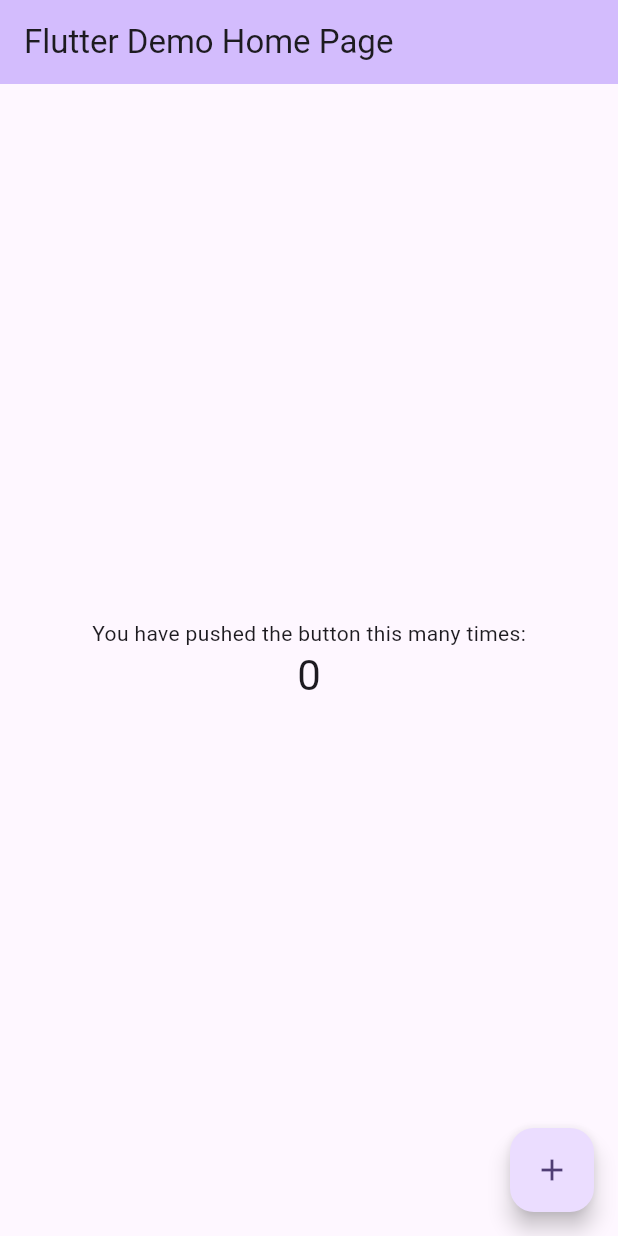
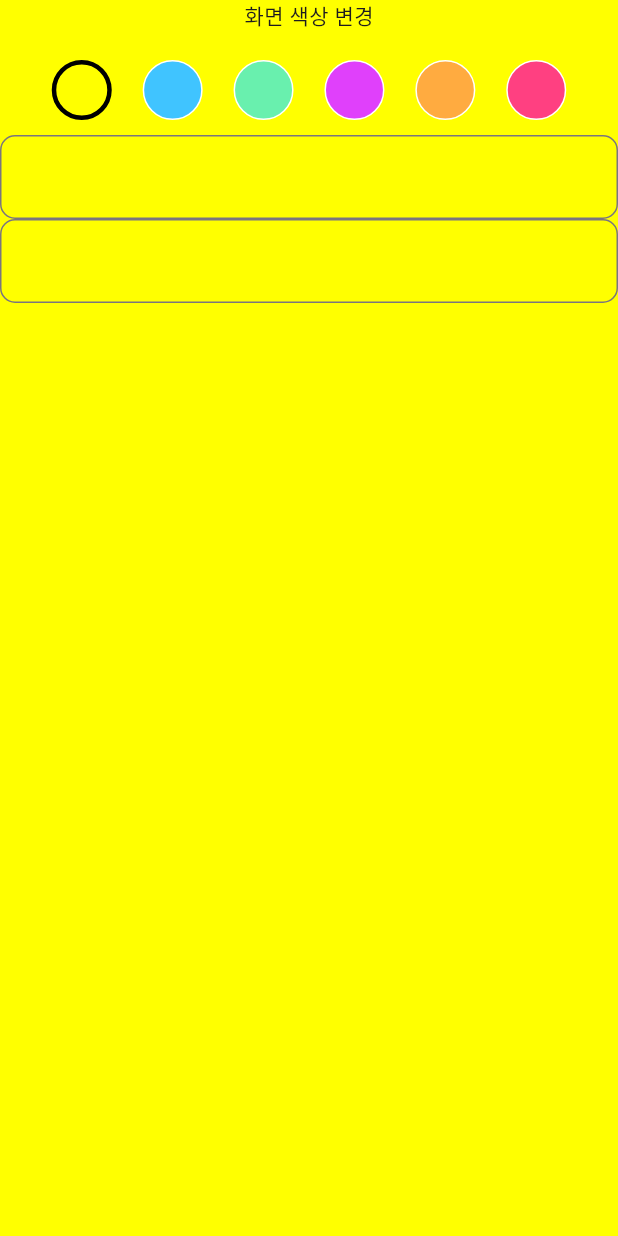
Before and after one commit to ALSDlab/memo-app, a Flutter app: the screen it shows after launch, on a phone screen of 412 x 824 dp. Run offline on Flutter 3.47's test engine with Material 3 defaults, Android fonts, the phone set to English and light mode, and no system bars.

Commit message:
add: Memo Screen 작성

```diff
--- a/lib/main.dart
+++ b/lib/main.dart
@@ -1,4 +1,5 @@
 import 'package:flutter/material.dart';
+import 'package:memo_app/ui/memo_screen.dart';
 
 void main() {
   runApp(const MyApp());
@@ -7,119 +8,14 @@ void main() {
 class MyApp extends StatelessWidget {
   const MyApp({super.key});
 
-  // This widget is the root of your application.
   @override
   Widget build(BuildContext context) {
     return MaterialApp(
-      title: 'Flutter Demo',
-      theme: ThemeData(
-        // This is the theme of your application.
-        //
-        // TRY THIS: Try running your application with "flutter run". You'll see
-        // the application has a purple toolbar. Then, without quitting the app,
-        // try changing the seedColor in the colorScheme below to Colors.green
-        // and then invoke "hot reload" (save your changes or press the "hot
-        // reload" button in a Flutter-supported IDE, or press "r" if you used
-        // the command line to start the app).
-        //
-        // Notice that the counter didn't reset back to zero; the application
-        // state is not lost during the reload. To reset the state, use hot
-        // restart instead.
-        //
-        // This works for code too, not just values: Most code changes can be
-        // tested with just a hot reload.
-        colorScheme: ColorScheme.fromSeed(seedColor: Colors.deepPurple),
-        useMaterial3: true,
-      ),
-      home: const MyHomePage(title: 'Flutter Demo Home Page'),
-    );
+        title: 'Flutter Demo',
+        theme: ThemeData(
+          colorScheme: ColorScheme.fromSeed(seedColor: Colors.deepPurple),
+          useMaterial3: true,
+        ),
+        home: MemoScreen());
   }
 }
-
-class MyHomePage extends StatefulWidget {
-  const MyHomePage({super.key, required this.title});
-
-  // This widget is the home page of your application. It is stateful, meaning
-  // that it has a State object (defined below) that contains fields that affect
-  // how it looks.
-
-  // This class is the configuration for the state. It holds the values (in this
-  // case the title) provided by the parent (in this case the App widget) and
-  // used by the build method of the State. Fields in a Widget subclass are
-  // always marked "final".
-
-  final String title;
-
-  @override
-  State<MyHomePage> createState() => _MyHomePageState();
-}
-
-class _MyHomePageState extends State<MyHomePage> {
-  int _counter = 0;
-
-  void _incrementCounter() {
-    setState(() {
-      // This call to setState tells the Flutter framework that something has
-      // changed in this State, which causes it to rerun the build method below
-      // so that the display can reflect the updated values. If we changed
-      // _counter without calling setState(), then the build method would not be
-      // called again, and so nothing would appear to happen.
-      _counter++;
-    });
-  }
-
-  @override
-  Widget build(BuildContext context) {
-    // This method is rerun every time setState is called, for instance as done
-    // by the _incrementCounter method above.
-    //
-    // The Flutter framework has been optimized to make rerunning build methods
-    // fast, so that you can just rebuild anything that needs updating rather
-    // than having to individually change instances of widgets.
-    return Scaffold(
-      appBar: AppBar(
-        // TRY THIS: Try changing the color here to a specific color (to
-        // Colors.amber, perhaps?) and trigger a hot reload to see the AppBar
-        // change color while the other colors stay the same.
-        backgroundColor: Theme.of(context).colorScheme.inversePrimary,
-        // Here we take the value from the MyHomePage object that was created by
-        // the App.build method, and use it to set our appbar title.
-        title: Text(widget.title),
-      ),
-      body: Center(
-        // Center is a layout widget. It takes a single child and positions it
-        // in the middle of the parent.
-        child: Column(
-          // Column is also a layout widget. It takes a list of children and
-          // arranges them vertically. By default, it sizes itself to fit its
-          // children horizontally, and tries to be as tall as its parent.
-          //
-          // Column has various properties to control how it sizes itself and
-          // how it positions its children. Here we use mainAxisAlignment to
-          // center the children vertically; the main axis here is the vertical
-          // axis because Columns are vertical (the cross axis would be
-          // horizontal).
-          //
-          // TRY THIS: Invoke "debug painting" (choose the "Toggle Debug Paint"
-          // action in the IDE, or press "p" in the console), to see the
-          // wireframe for each widget.
-          mainAxisAlignment: MainAxisAlignment.center,
-          children: <Widget>[
-            const Text(
-              'You have pushed the button this many times:',
-            ),
-            Text(
-              '$_counter',
-              style: Theme.of(context).textTheme.headlineMedium,
-            ),
-          ],
-        ),
-      ),
-      floatingActionButton: FloatingActionButton(
-        onPressed: _incrementCounter,
-        tooltip: 'Increment',
-        child: const Icon(Icons.add),
-      ), // This trailing comma makes auto-formatting nicer for build methods.
-    );
-  }
-}
--- /dev/null
+++ b/lib/ui/memo_screen.dart
@@ -0,0 +1,147 @@
+import 'package:flutter/material.dart';
+
+class MemoScreen extends StatefulWidget {
+  const MemoScreen({super.key});
+
+  @override
+  State<MemoScreen> createState() => _MemoScreenState();
+}
+
+class _MemoScreenState extends State<MemoScreen> {
+  final _titleTextController = TextEditingController();
+  final _memoTextController = TextEditingController();
+  final List<ColorItem> colorData = [];
+  Color selectedColor = Colors.yellowAccent;
+
+  @override
+  void initState() {
+    super.initState();
+    colorData.add(ColorItem(true, Colors.yellowAccent));
+    colorData.add(ColorItem(false, Colors.lightBlueAccent));
+    colorData.add(ColorItem(false, Colors.greenAccent));
+    colorData.add(ColorItem(false, Colors.purpleAccent));
+    colorData.add(ColorItem(false, Colors.orangeAccent));
+    colorData.add(ColorItem(false, Colors.pinkAccent));
+  }
+
+  @override
+  void dispose() {
+    _titleTextController.dispose();
+    _memoTextController.dispose();
+    super.dispose();
+  }
+
+  @override
+  Widget build(BuildContext context) {
+    return Scaffold(
+      body: SafeArea(
+        child: Stack(
+          children: [
+            Container(
+              width: double.infinity,
+              height: double.infinity,
+              color: selectedColor, // 화면 배경색을 선택한 색상으로 설정
+              child: const Column(
+                children: [
+                  Center(
+                    child: Text(
+                      '화면 색상 변경',
+                    ),
+                  ),
+                ],
+              ),
+            ),
+            Column(
+              children: [
+                Container(
+                  margin: const EdgeInsets.only(top: 30),
+                  width: MediaQuery.of(context).size.width,
+                  height: 60,
+                  child: Align(
+                    alignment: Alignment.topCenter,
+                    child: ListView.separated(
+                      shrinkWrap: true,
+                      scrollDirection: Axis.horizontal,
+                      itemCount: colorData.length,
+                      itemBuilder: (BuildContext context, int index) {
+                        return InkWell(
+                          splashColor: Colors.transparent,
+                          highlightColor: Colors.transparent,
+                          onTap: () {
+                            setState(() {
+                              colorData.forEach(
+                                  (element) => element.isSelected = false);
+                              colorData[index].isSelected = true;
+                              selectedColor = colorData[index].backgroundColor;
+                            });
+                          },
+                          child: ForColorChange(colorData[index]),
+                        );
+                      },
+                      separatorBuilder: (BuildContext context, int index) =>
+                          SizedBox(
+                        width: MediaQuery.of(context).size.width * 0.05,
+                      ),
+                    ),
+                  ),
+                ),
+                TextField(
+                  controller: _titleTextController,
+                  decoration: InputDecoration(
+                    border: OutlineInputBorder(
+                      borderRadius: BorderRadius.circular(10),
+                      borderSide: BorderSide(
+                        width: 1,
+                        color: Colors.black,
+                      ),
+                    ),
+                  ),
+                ),
+                TextField(
+                  controller: _titleTextController,
+                  decoration: InputDecoration(
+                    border: OutlineInputBorder(
+                      borderRadius: BorderRadius.circular(10),
+                      borderSide: BorderSide(
+                        width: 1,
+                        color: Colors.black,
+                      ),
+                    ),
+                  ),
+                ),
+              ],
+            ),
+          ],
+        ),
+      ),
+    );
+  }
+}
+
+class ForColorChange extends StatelessWidget {
+  final ColorItem _item;
+
+  const ForColorChange(this._item, {super.key});
+
+  @override
+  Widget build(BuildContext context) {
+    return Container(
+      height: 40.0,
+      width: 40.0,
+      decoration: BoxDecoration(
+        color: _item.backgroundColor,
+        border: Border.all(
+            width: _item.isSelected ? 3.0 : 1.0,
+            color: _item.isSelected ? Colors.black : Colors.white),
+        shape: BoxShape.circle,
+      ),
+    );
+  }
+}
+
+class ColorItem {
+  bool isSelected;
+  Color backgroundColor;
+
+  ColorItem(this.isSelected, this.backgroundColor);
+}
```
Also changed, not shown: lib/ui/list_screen.dart (added).
